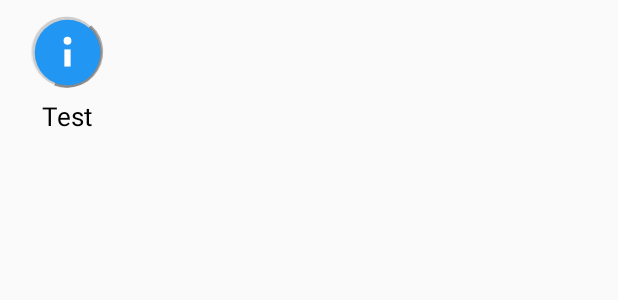
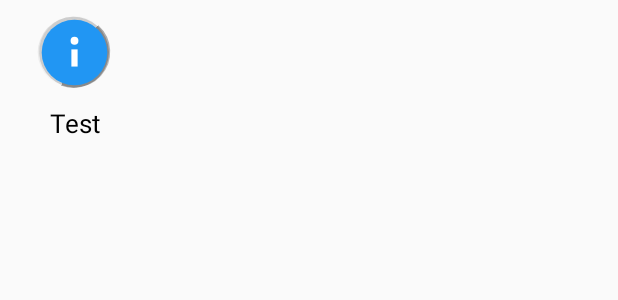
Before and after one commit to voisen/libmvp, an Android app: the layout libmvp_layout_progress_hub.xml on its own in the app's theme, with its tools: preview values and no code run, on a phone screen of 412 x 824 dp. Shown: the top 300 px of the screen. Run offline under Robolectric (Android 15) with nearby library versions, the phone set to English and light mode, and no system bars.

Commit message:
优化了部分内容

```diff
--- a/app/src/main/java/com/github/demo/ui/main/MainContract.java
+++ b/app/src/main/java/com/github/demo/ui/main/MainContract.java
@@ -9,7 +9,7 @@ import java.util.Map;
 
 import io.reactivex.rxjava3.core.Observable;
 
-public interface MainContract {
+interface MainContract {
 
     interface Model extends BaseModel{
         Observable<Optional<Map<String, String>>> login(String username, String password);
--- a/app/src/main/java/com/github/demo/ui/main/MainModel.java
+++ b/app/src/main/java/com/github/demo/ui/main/MainModel.java
@@ -13,7 +13,7 @@ import java.util.Map;
 import io.reactivex.rxjava3.core.Observable;
 import okhttp3.HttpUrl;
 
-public class MainModel implements MainContract.Model {
+class MainModel implements MainContract.Model {
     private final String TAG = this.getClass().getSimpleName();
     @Override
     public Observable<Optional<Map<String, String>>> login(String username, String password) {
--- a/app/src/main/java/com/github/demo/ui/main/MainPresenter.java
+++ b/app/src/main/java/com/github/demo/ui/main/MainPresenter.java
@@ -2,7 +2,7 @@ package com.github.demo.ui.main;
 
 import java.util.Map;
 
-public class MainPresenter extends MainContract.Presenter {
+class MainPresenter extends MainContract.Presenter {
 
     @Override
     void login(String username, String password) {
--- a/build.gradle
+++ b/build.gradle
@@ -31,5 +31,5 @@ task clean(type: Delete) {
 project.ext {
     groupId = 'com.github.voisen'
     artifactId = 'libmvp'
-    snapshot = '0.0.5'
+    snapshot = '0.0.6'
 }
--- a/libmvp/src/main/java/com/github/voisen/libmvp/base/BaseActivity.java
+++ b/libmvp/src/main/java/com/github/voisen/libmvp/base/BaseActivity.java
@@ -22,6 +22,7 @@ import com.github.voisen.libmvp.R;
 import com.github.voisen.libmvp.widget.ProgressHUB;
 import com.github.voisen.libmvp.widget.TinyDialog;
 
+import java.lang.reflect.Constructor;
 import java.lang.reflect.Method;
 import java.lang.reflect.ParameterizedType;
 import java.lang.reflect.Type;
@@ -85,7 +86,9 @@ public abstract class BaseActivity<VB extends ViewBinding, P extends BasePresent
                         }
                     } else if (BasePresenter.class.isAssignableFrom(classType)) {
                         if (BasePresenter.class != classType){
-                            mPresenter = (P) classType.newInstance();
+                            Constructor<?> constructor = classType.getDeclaredConstructor();
+                            constructor.setAccessible(true);
+                            mPresenter = (P) constructor.newInstance();
                         }
                     }
                 }catch (Exception e){
--- a/libmvp/src/main/java/com/github/voisen/libmvp/base/BasePresenter.java
+++ b/libmvp/src/main/java/com/github/voisen/libmvp/base/BasePresenter.java
@@ -5,6 +5,7 @@ import android.util.Log;
 import com.github.voisen.libmvp.BuildConfig;
 import com.github.voisen.libmvp.utils.Optional;
 
+import java.lang.reflect.Constructor;
 import java.lang.reflect.ParameterizedType;
 import java.lang.reflect.Type;
 import java.util.Objects;
@@ -78,7 +79,9 @@ public abstract class BasePresenter<M extends BaseModel, V extends BaseView> {
                 Type[] typeArguments = ((ParameterizedType) genericSuperclass).getActualTypeArguments();
                 if (typeArguments.length > 1){
                     Class<?> modelClass = (Class<?>) typeArguments[0];
-                    mModel = (M) modelClass.newInstance();
+                    Constructor<?> constructor = modelClass.getDeclaredConstructor();
+                    constructor.setAccessible(true);
+                    mModel = (M) constructor.newInstance();
                     Log.i(TAG, "loadModel: 加载模型成功: " + mModel);
                 }
             }else{
--- a/libmvp/src/main/res/layout/libmvp_layout_progress_hub.xml
+++ b/libmvp/src/main/res/layout/libmvp_layout_progress_hub.xml
@@ -1,42 +1,42 @@
 <?xml version="1.0" encoding="utf-8"?>
-<androidx.constraintlayout.widget.ConstraintLayout xmlns:android="http://schemas.android.com/apk/res/android"
+<LinearLayout xmlns:android="http://schemas.android.com/apk/res/android"
     android:layout_width="wrap_content"
     android:layout_height="wrap_content"
+    android:orientation="vertical"
+    android:gravity="center"
     android:paddingVertical="10dp"
     android:paddingHorizontal="20dp"
     xmlns:app="http://schemas.android.com/apk/res-auto">
 
     <FrameLayout
         android:id="@+id/frame_layout"
-        app:layout_constraintTop_toTopOf="parent"
-        app:layout_constraintLeft_toLeftOf="parent"
-        app:layout_constraintRight_toRightOf="parent"
         android:layout_width="wrap_content"
         android:layout_height="wrap_content">
         <com.github.voisen.libmvp.widget.LoadingView
             android:id="@+id/loading_view"
+            android:layout_marginBottom="10dp"
             android:layout_width="50dp"
             android:layout_height="50dp"/>
 
         <ImageView
             android:id="@+id/iv_icon"
             android:src="@drawable/libmvp_ic_info"
+            android:layout_marginBottom="10dp"
             android:layout_width="50dp"
             android:layout_height="50dp"/>
     </FrameLayout>
 
     <TextView
         android:id="@+id/tv_msg"
-        android:paddingTop="5dp"
         android:textSize="17sp"
         android:textColor="#000000"
-        app:layout_constraintTop_toBottomOf="@id/frame_layout"
-        app:layout_constraintRight_toRightOf="parent"
-        app:layout_constraintBottom_toBottomOf="parent"
-        app:layout_constraintLeft_toLeftOf="parent"
+        android:maxLines="1"
+        android:maxWidth="300dp"
         android:gravity="center"
+        android:minWidth="60dp"
+        android:ellipsize="end"
         android:text="@string/app_name"
-        android:layout_width="match_parent"
+        android:layout_width="wrap_content"
         android:layout_height="wrap_content"/>
 
-</androidx.constraintlayout.widget.ConstraintLayout>
+</LinearLayout>
```
Also changed, not shown: app/src/main/java/com/github/demo/ui/main/MainActivity.java (+38 -38 lines).
